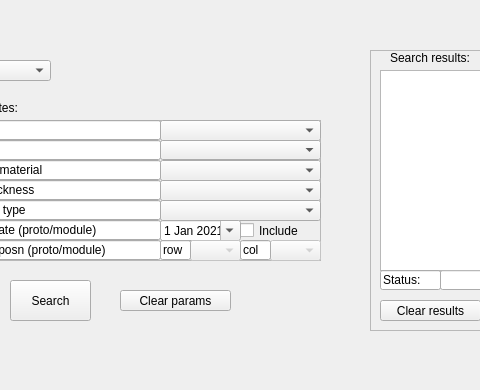
Above: pages_ui/search.ui from IncandelaLab/SharedUI before the change; both pictures show x 100 to 580 and y 0 to 390 of the 1097 by 705 pixel window. Below: the same form after it.
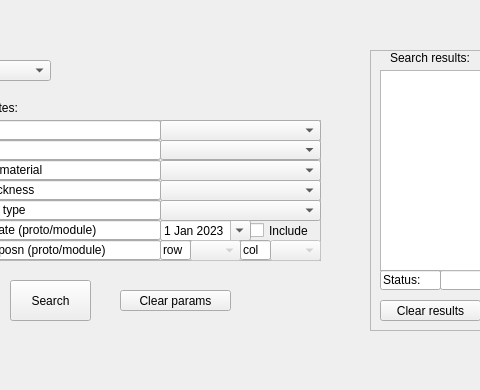
That is the form after the change.

What changed in the file:
```diff
--- a/pages_ui/search.ui
+++ b/pages_ui/search.ui
@@ -60,7 +60,7 @@
     </property>
     <property name="geometry">
      <rect>
-      <x>300</x>
+      <x>310</x>
       <y>100</y>
       <width>71</width>
       <height>21</height>
@@ -184,19 +184,29 @@
      <rect>
       <x>220</x>
       <y>100</y>
-      <width>81</width>
+      <width>91</width>
       <height>21</height>
      </rect>
     </property>
     <property name="mouseTracking">
      <bool>true</bool>
     </property>
+    <property name="dateTime">
+     <datetime>
+      <hour>0</hour>
+      <minute>0</minute>
+      <second>0</second>
+      <year>2023</year>
+      <month>1</month>
+      <day>1</day>
+     </datetime>
+    </property>
     <property name="calendarPopup">
      <bool>true</bool>
     </property>
     <property name="date">
      <date>
-      <year>2021</year>
+      <year>2023</year>
       <month>1</month>
       <day>1</day>
      </date>
```
